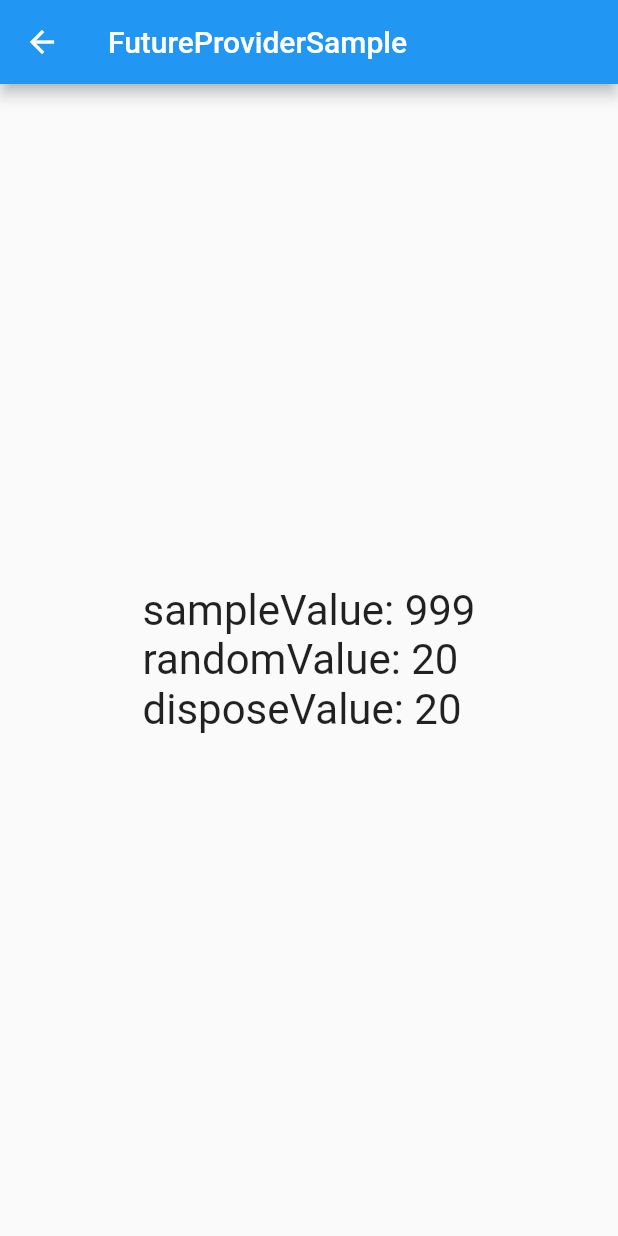
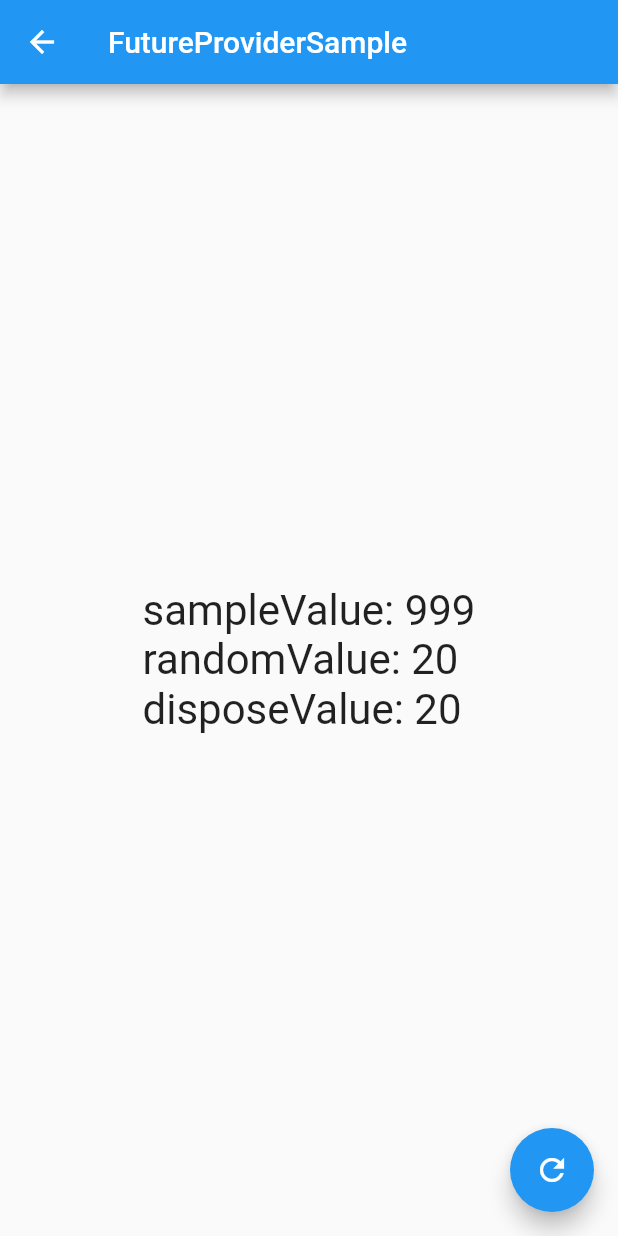
Before and after one commit to ktakayama/RiverpodSample, a Flutter app: the ProviderSample screen opened directly, on a phone screen of 412 x 824 dp. Run offline on Flutter 3.47's test engine with Material 2 defaults, Android fonts, the phone set to English and light mode, and no system bars; our stand-ins replace flutter_riverpod.

Commit message:
add: floating action button for refresh provider state

```diff
--- a/lib/provider_sample.dart
+++ b/lib/provider_sample.dart
@@ -16,11 +16,17 @@ class ProviderSample extends ConsumerWidget {
     final randomValue = ref.watch(randomProvider);
     final disposeValue = ref.watch(dsiposeProvider);
     return Scaffold(
-      appBar: AppBar(title: const Text('FutureProviderSample')),
-      body: Center(
-          child: Text(
-              'sampleValue: $sampleValue\nrandomValue: $randomValue\ndisposeValue: $disposeValue',
-              textScaleFactor: 2)),
-    );
+        appBar: AppBar(title: const Text('FutureProviderSample')),
+        body: Center(
+            child: Text(
+                'sampleValue: $sampleValue\nrandomValue: $randomValue\ndisposeValue: $disposeValue',
+                textScaleFactor: 2)),
+        floatingActionButton: FloatingActionButton(
+          child: const Icon(Icons.refresh),
+          onPressed: () => ref
+            ..refresh(sampleProvider)
+            ..refresh(randomProvider)
+            ..refresh(dsiposeProvider),
+        ));
   }
 }
```
